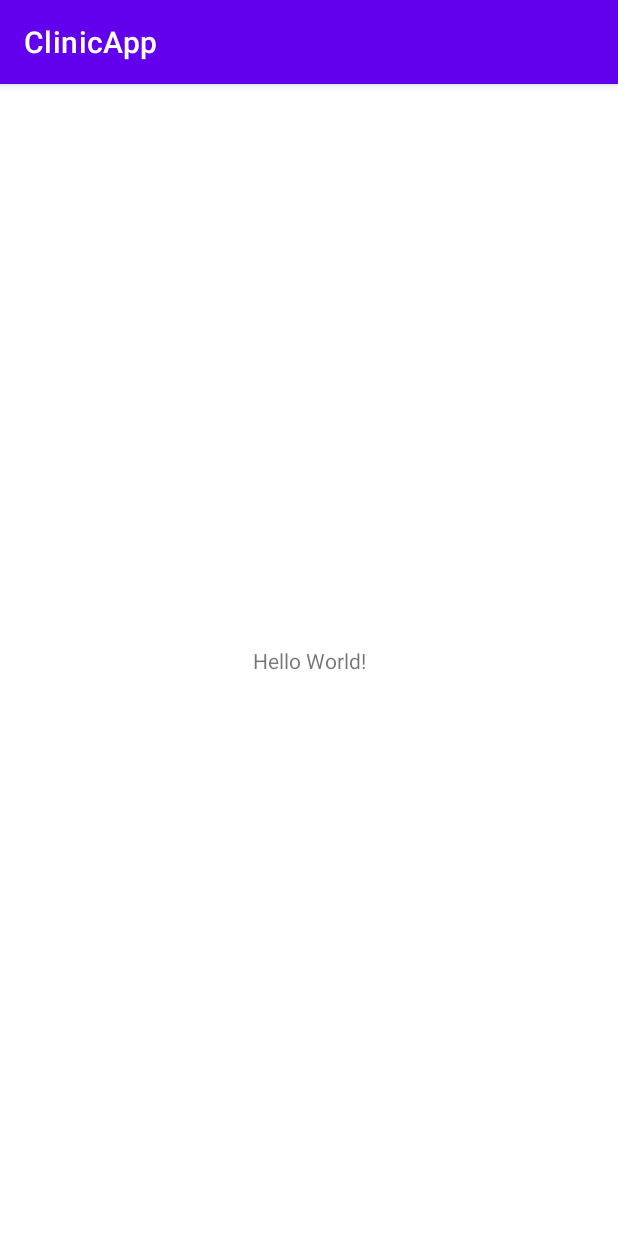
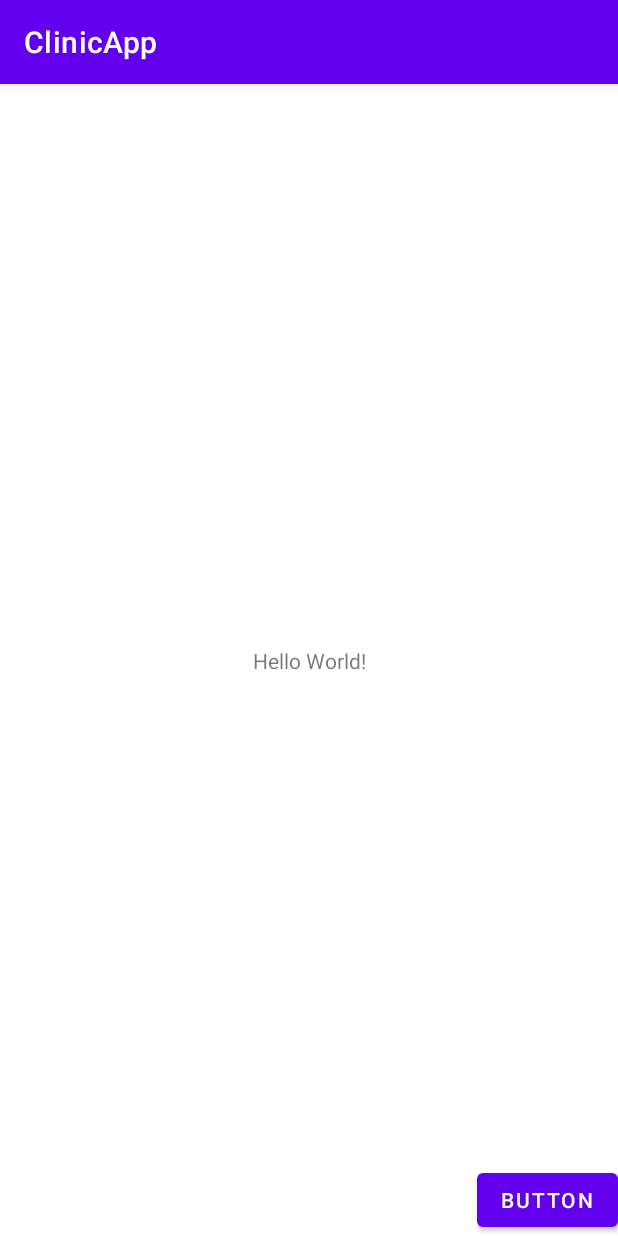
Before and after one commit to Sama-3li-2002/ClinicApp, an Android app: the screen it shows after launch (MainActivity), on a phone screen of 412 x 824 dp. Run offline under Robolectric (Android 15) with nearby library versions, the light colour scheme and no system bars.

Commit message:
add button to main activity

```diff
--- a/app/src/main/res/layout/activity_main.xml
+++ b/app/src/main/res/layout/activity_main.xml
@@ -15,4 +15,12 @@
         app:layout_constraintStart_toStartOf="parent"
         app:layout_constraintTop_toTopOf="parent" />
 
+    <Button
+        android:id="@+id/button"
+        android:layout_width="wrap_content"
+        android:layout_height="wrap_content"
+        android:text="Button"
+        app:layout_constraintBottom_toBottomOf="parent"
+        app:layout_constraintEnd_toEndOf="parent" />
+
 </androidx.constraintlayout.widget.ConstraintLayout>
```
